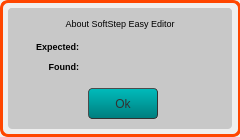
Muse-Kinetics/softstep_editor, file standalone/ezpz/forms/aboutformWin.ui: the form before one commit.
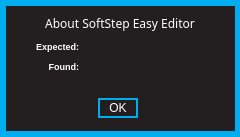
The form after the commit.

Commit message: Ported all the ezpz .ui forms to windows. Fixed all font sizes as well as  label placement/size in a few places to make windows match mac layout.

Diff of the .ui file:
```diff
--- a/standalone/ezpz/forms/aboutformWin.ui
+++ b/standalone/ezpz/forms/aboutformWin.ui
@@ -13,6 +13,112 @@
   <property name="windowTitle">
    <string>Form</string>
   </property>
+  <property name="styleSheet">
+   <string notr="true">QWidget
+{
+	background:		rgba(35,31,32,255);
+	border: 6px solid rgba(0,174,239,255);
+}  
+
+QWidget:hover
+{
+	/*border:				3px solid rgb(0, 126, 126)*/
+}        
+
+/* ---------- QLabels ------------*/
+QLabel
+{
+	background:		rgba(0,0,0,0);
+	color: 				white;
+	font: 				7pt &quot;Futura&quot;;
+	border:				none;
+}
+
+QLabel:hover
+{
+	border:				none;
+}  
+
+/* ---------- QSpinBox ------------*/
+QSpinBox
+{
+	font: 8pt &quot;Futura&quot;;
+	border: 2px solid rgb(0,174,239);
+	background-color: rgba(0, 0, 0, 255);
+	color: white;
+	padding:0, 3, 0, 0;
+}
+
+QSpinBox::focus
+{
+	border: none;
+	outline: none;
+}
+
+/* ---------- QLineEdit ------------*/
+QLineEdit
+{
+	font: 7pt &quot;Futura&quot;;
+	background: rgba(0,174,239,0);
+	border: 2px solid rgba(0,174,239,255);
+	border-radius: 0px;
+	color: white;
+	padding-left: 2px;
+	padding-bottom: 2px;
+}
+
+QLineEdit:focus
+{
+	font: 7pt &quot;Futura&quot;;
+	background: rgba(0,174,239,0);
+	border: 2px solid white;
+	border-radius: 0px;
+	color: white;
+	padding-left: 2px;
+	padding-bottom: 2px;
+}
+
+/* ---------- QCheckBox ------------*/
+QCheckBox
+{
+	font: 7pt &quot;Futura&quot;;
+	background:rgba(0,174,239,0);
+	color: white;
+	padding:0, 3, 0, 0;
+	border: none;
+}
+
+QCheckBox:focus
+{
+	background:rgba(0,174,239,0);
+}
+
+
+/* ------- QStackedWidget ---------*/
+QStackedWidget
+{
+border-top: 1px solid white;
+background: black;
+}
+
+/*---------- QPushButton ---------*/
+QPushButton
+{
+	border: 2px solid rgba(0,174,239,255);
+	font: 7pt &quot;Futura&quot;;
+	color: white;
+}
+
+QPushButton:pressed
+{
+	border: 2px solid white;
+	font: 7pt &quot;Futura&quot;;
+	background: rgba(0,174,239,255);
+	color: white;
+}
+
+</string>
+  </property>
   <widget class="QFrame" name="warningFrame">
    <property name="geometry">
     <rect>
@@ -23,19 +129,7 @@
     </rect>
    </property>
    <property name="styleSheet">
-    <string notr="true">QFrame {
-		background-color: qlineargradient(spread: pan, 
-															x1:0, y1:0, x2:1, y2:1, 
-															stop:0 rgba(100,100, 100, 255), 
-															stop:0.5 rgba(70, 70,70, 255),
-															stop:1 rgba(100,100,100, 255)
-															);
-	border-bottom-left-radius:8.0;
-	border-bottom-right-radius:8.0;
-	border-top-left-radius:8.0;
-	border-top-right-radius:8.0;
-	border: 3px solid rgb(255, 70, 0);
-}</string>
+    <string notr="true"/>
    </property>
    <property name="frameShape">
     <enum>QFrame::StyledPanel</enum>
@@ -54,7 +148,7 @@
     </property>
     <property name="styleSheet">
      <string notr="true">QFrame {
-	background:rgba(200, 200, 200, 255);
+	background:rgba(200, 200, 200, 0);
 	border-bottom-left-radius:4.0;
 	border-bottom-right-radius:4.0;
 	border-top-left-radius:4.0;
@@ -74,30 +168,17 @@
     <widget class="QPushButton" name="ok">
      <property name="geometry">
       <rect>
-       <x>80</x>
-       <y>80</y>
-       <width>70</width>
-       <height>31</height>
+       <x>90</x>
+       <y>90</y>
+       <width>40</width>
+       <height>20</height>
       </rect>
      </property>
      <property name="styleSheet">
-      <string notr="true">QPushButton {
-	font-family: &quot;Arial&quot;;
-	font-size: 12px;
-	background-color: qlineargradient(spread:repeat, x1:1, y1:0, x2:1, y2:1, stop:1 rgb(0, 126, 126), stop:0 rgb(0, 187, 187));
-	border-style: outset;
-	border-radius: 4.0;
-	border-width: 1px;
-	border-color: rgb(50, 50, 50);
-	color: rgba(50,50,50);
-}
-
-QPushButton:pressed {
-	background-color: qlineargradient(spread:repeat, x1:1, y1:0, x2:1, y2:1, stop:0 rgb(0, 126, 126), stop:1 rgb(0, 187, 187));
-}</string>
+      <string notr="true"/>
      </property>
      <property name="text">
-      <string>Ok</string>
+      <string>OK</string>
      </property>
     </widget>
     <widget class="QLabel" name="label">
@@ -149,8 +230,8 @@
      </property>
      <property name="font">
       <font>
-       <family>Arial</family>
-       <pointsize>7</pointsize>
+       <family>Futura</family>
+       <pointsize>9</pointsize>
        <weight>50</weight>
        <italic>false</italic>
        <bold>false</bold>
```
Left out of the diff: 26 changed lines with no effect on the pictures. The commit also changes 7 other files.
